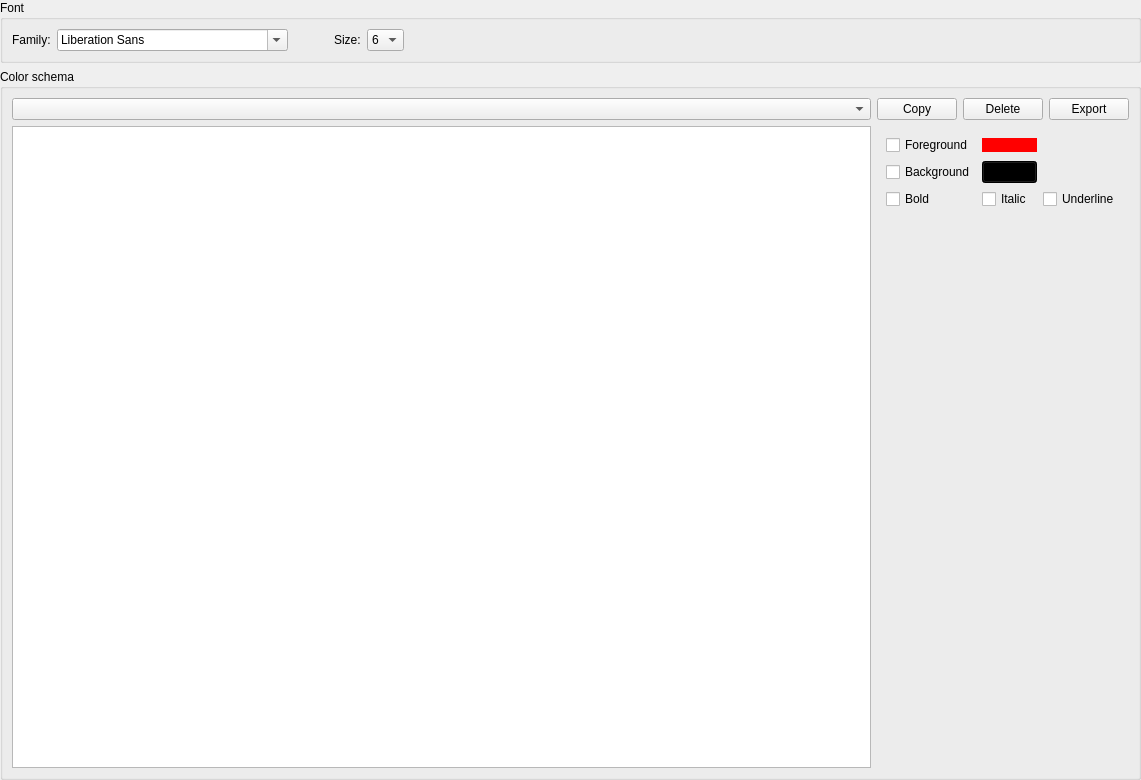
This is src/widgets/fontcolorwidget.ui in pbek/QOwnNotes as Qt 5 draws it before an edit. The edited form follows.
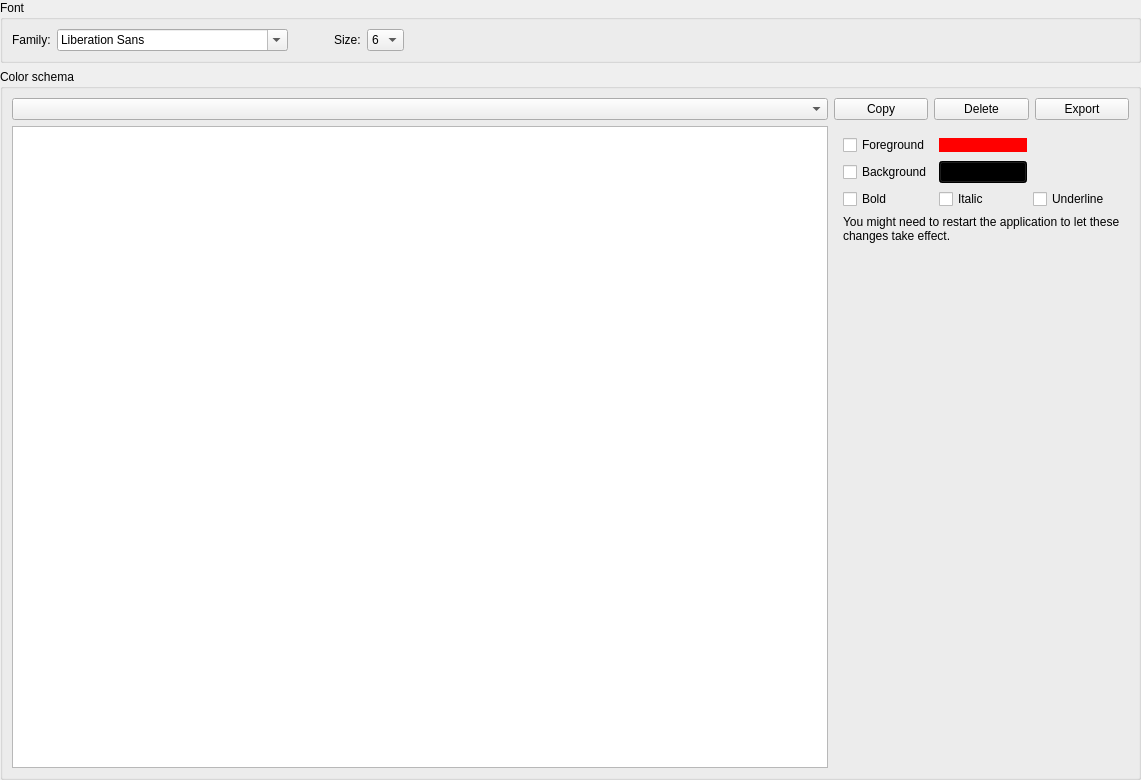
This is the edited form. Icons and pictures are not drawn.

Commit message: added an information text and removed a debug message

```diff
--- a/src/widgets/fontcolorwidget.ui
+++ b/src/widgets/fontcolorwidget.ui
@@ -196,7 +196,7 @@
            </property>
           </widget>
          </item>
-         <item row="3" column="2">
+         <item row="4" column="2">
           <spacer name="verticalSpacer">
            <property name="orientation">
             <enum>Qt::Vertical</enum>
@@ -244,6 +244,16 @@
            </property>
           </widget>
          </item>
+         <item row="3" column="1" colspan="3">
+          <widget class="QLabel" name="restartInfoLabel">
+           <property name="text">
+            <string>You might need to restart the application to let these changes take effect.</string>
+           </property>
+           <property name="wordWrap">
+            <bool>true</bool>
+           </property>
+          </widget>
+         </item>
         </layout>
        </widget>
       </item>
```
The commit also changes 1 other file.
